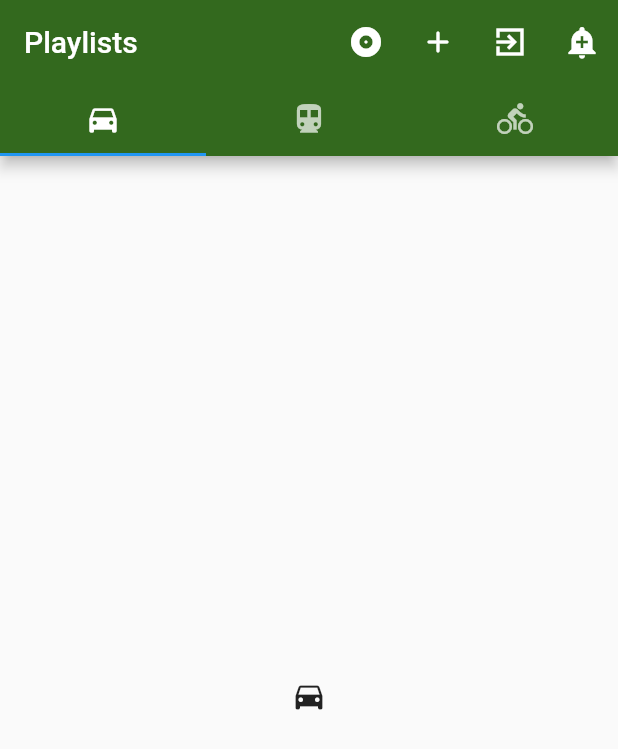
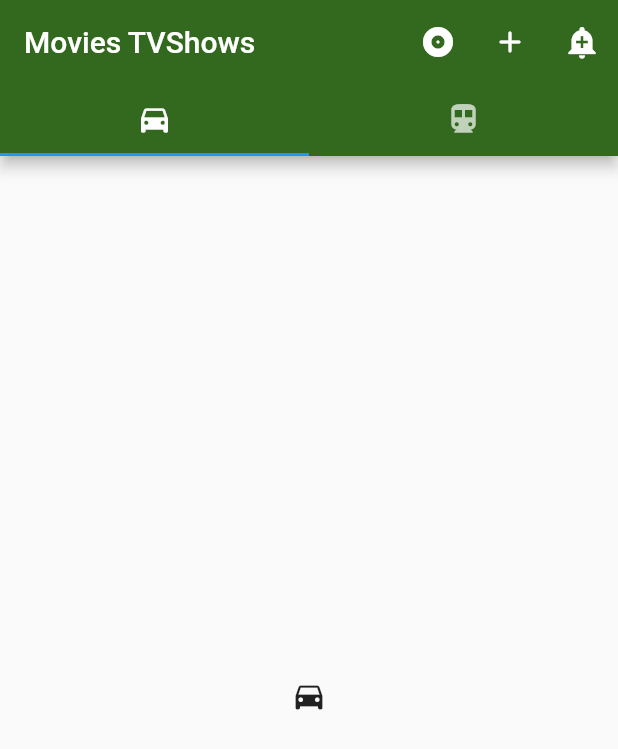
Before and after one commit to cjsmocjsmo/movflo, a Flutter app: the screen it shows after launch, on a phone screen of 412 x 824 dp. Shown: the top 749 px of the screen. Run offline on Flutter 3.47's test engine with Material 2 defaults, Android fonts, the phone set to English and light mode, and no system bars.

Commit message:
fix tabs

```diff
--- a/lib/main.dart
+++ b/lib/main.dart
@@ -12,8 +12,8 @@ class MovFlo extends StatelessWidget {
   Widget build(BuildContext context) {
     return MaterialApp(title: _title, initialRoute: '/', routes: {
       '/': (context) => MainScreen(),
-      '/Home': (context) => MoviesScreen(),
-      '/Playlists': (context) => TvShowsScreen(),
+      '/Movies': (context) => MovieScreen(),
+      // '/Playlists': (context) => TvShowsScreen(),
     });
   }
 }
--- a/lib/mainscreen.dart
+++ b/lib/mainscreen.dart
@@ -9,35 +9,35 @@ class MainScreen extends StatelessWidget {
 
         child: Scaffold(
           appBar: AppBar(
-              title: Text("Playlists"),
+              title: Text("Movies TVShows"),
               backgroundColor: Colors.lightGreen[900],
 
               bottom: TabBar(
                 tabs: [
                   Tab(icon: Icon(Icons.directions_car)),
                   Tab(icon: Icon(Icons.directions_transit)),
-                  Tab(icon: Icon(Icons.directions_bike)),
+                  // Tab(icon: Icon(Icons.directions_bike)),
                 ],
               ),
               actions: <Widget>[
                 IconButton(
                     onPressed: () {
-                      Navigator.pushNamed(context, '/Songs');
+                      Navigator.pushNamed(context, '/Movies');
                     },
                     icon: Icon(Icons.album_sharp),
-                    tooltip: "Go to Songs Page"),
+                    tooltip: "Go to Movies Page"),
                 IconButton(
                     onPressed: () {
-                      Navigator.pushNamed(context, '/Playlists');
+                      Navigator.pushNamed(context, '/TVShows');
                     },
                     icon: Icon(Icons.add_rounded),
-                    tooltip: "Go To Playlist Page"),
-                IconButton(
-                    onPressed: () {
-                      Navigator.pushNamed(context, '/');
-                    },
-                    icon: Icon(Icons.exit_to_app_sharp),
-                    tooltip: "Exit App"),
+                    tooltip: "Go To TVShows Page"),
+                // IconButton(
+                //     onPressed: () {
+                //       Navigator.pushNamed(context, '/');
+                //     },
+                //     icon: Icon(Icons.exit_to_app_sharp),
+                //     tooltip: "Exit App"),
                 IconButton(
                   icon: const Icon(Icons.add_alert),
                   tooltip: 'Show Snackbar',
```
